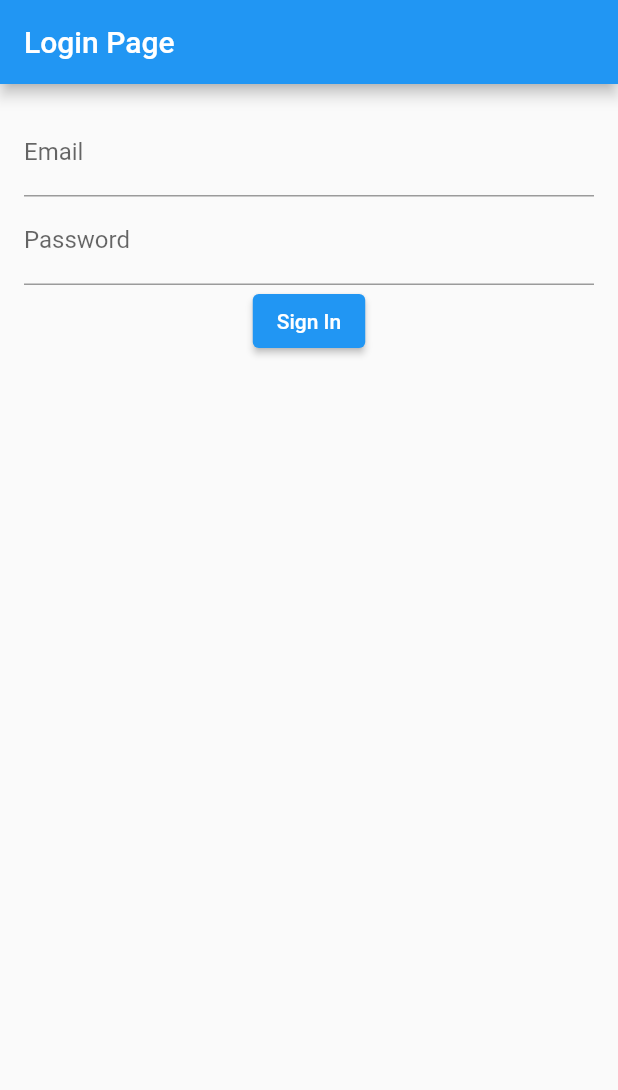
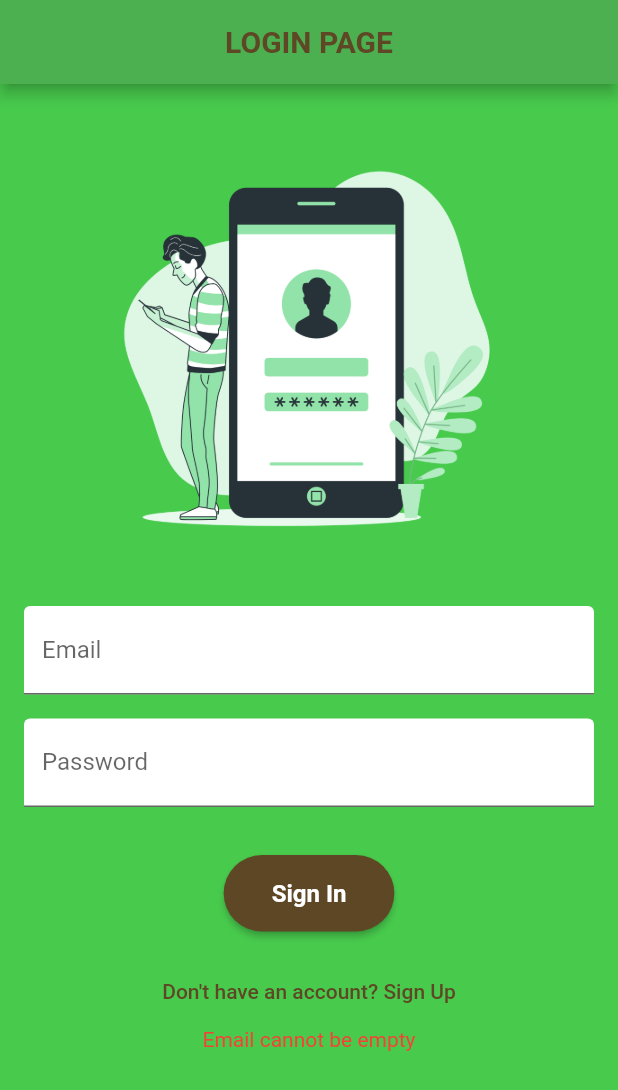
Before and after one commit to Geoffrey-Zulu/Expense-Tracker-App, a Flutter app: the screen it shows after launch, after a tap on "Sign In", on a phone screen of 412 x 824 dp. Shown: the top 1090 px of the screen. Run offline on Flutter 3.47's test engine with Material 2 defaults, Android fonts, the phone set to English and light mode, and no system bars; our stand-ins replace firebase_auth, firebase_core; accounts and stored records are empty; network calls fail.

Commit message:
Login complete
No errors safe to pull

```diff
--- /dev/null
+++ b/lib/components.dart
@@ -0,0 +1,39 @@
+import 'package:flutter/material.dart';
+
+// Define common colors
+const Color primaryColor = Color(0xFF5E4725); // Lighter brown color, you can adjust this
+const Color secondaryColor = Color(0xFF48CB4D); // Another color you can use
+
+// Define common text styles
+final TextStyle headingTextStyle = TextStyle(
+  fontSize: 24,
+  fontWeight: FontWeight.bold,
+  color: primaryColor,
+);
+
+final TextStyle buttonTextStyle = TextStyle(
+  fontSize: 16,
+  fontWeight: FontWeight.bold,
+  color: Colors.white,
+);
+
+// Define a common button style
+final ButtonStyle commonButtonStyle = ElevatedButton.styleFrom(
+  primary: primaryColor,
+  onPrimary: Colors.white,
+  padding: EdgeInsets.symmetric(vertical: 16, horizontal: 32),
+  shape: RoundedRectangleBorder(
+    borderRadius: BorderRadius.circular(30.0),
+  ),
+);
+
+// Define a common background widget with the specified color
+Widget commonBackground({
+  required Color color,
+  required Widget child,
+}) {
+  return Container(
+    color: color,
+    child: child,
+  );
+}
--- a/lib/login.dart
+++ b/lib/login.dart
@@ -1,34 +1,108 @@
+import 'package:expensetrackerapp/home.dart';
+import 'package:firebase_auth/firebase_auth.dart';
 import 'package:flutter/material.dart';
-import 'package:firebase_auth/firebase_auth.dart';
-import 'home.dart';
+import 'signup.dart';
+import 'components.dart'; // Import the components.dart file
+
+// Create a new widget class for error messages
+class ErrorMessages extends StatelessWidget {
+  final String emailError;
+  final String passwordError;
+
+  ErrorMessages({required this.emailError, required this.passwordError});
+
+  @override
+  Widget build(BuildContext context) {
+    return Column(
+      children: [
+        if (emailError.isNotEmpty)
+          Text(
+            emailError,
+            style: TextStyle(
+              color: Colors.red,
+            ),
+          ),
+        if (passwordError.isNotEmpty)
+          Text(
+            passwordError,
+            style: TextStyle(
+              color: Colors.red,
+            ),
+          ),
+      ],
+    );
+  }
+}
+
 class LoginPage extends StatefulWidget {
   @override
   _LoginPageState createState() => _LoginPageState();
 }
 
 class _LoginPageState extends State<LoginPage> {
-  final FirebaseAuth _auth = FirebaseAuth.instance;
   final TextEditingController _emailController = TextEditingController();
   final TextEditingController _passwordController = TextEditingController();
+  String _emailError = '';
+  String _passwordError = '';
 
   Future<void> _signInWithEmailAndPassword() async {
+    // Reset any previous error messages
+    setState(() {
+      _emailError = '';
+      _passwordError = '';
+    });
+
+    // Check if email and password fields are empty
+    if (_emailController.text.isEmpty) {
+      setState(() {
+        _emailError = 'Email cannot be empty';
+      });
+      return;
+    }
+    if (_passwordController.text.isEmpty) {
+      setState(() {
+        _passwordError = 'Password cannot be empty';
+      });
+      return;
+    }
+    // Check if email address is valid
+    if (!RegExp(r'^.+@[a-zA-Z]+\.[a-zA-Z]+$').hasMatch(_emailController.text)) {
+      setState(() {
+        _emailError = 'Invalid email address';
+      });
+      return;
+    }
+
     try {
-      final UserCredential userCredential = await _auth.signInWithEmailAndPassword(
-        email: _emailController.text.trim(),
-        password: _passwordController.text.trim(),
+      // Sign the user in
+      await FirebaseAuth.instance.signInWithEmailAndPassword(
+        email: _emailController.text,
+        password: _passwordController.text,
       );
 
-      final User? user = userCredential.user; // Use User? to handle potential null value
-
-      // Check if the user is logged in successfully
-      if (user != null) {
-        // Navigate to the Home page
-        Navigator.of(context).pushReplacement(MaterialPageRoute(
-          builder: (context) => HomePage(), // Replace HomePage with your home page
-        ));
+      // If sign-in is successful, navigate to the next screen
+      Navigator.of(context).pushReplacement(
+        MaterialPageRoute(
+          builder: (context) =>
+              HomePage(), // Replace with the screen to navigate to
+        ),
+      );
+    } catch (e) {
+      // Handle authentication errors here
+      if (e is FirebaseAuthException) {
+        if (e.code == 'user-not-found' || e.code == 'wrong-password') {
+          setState(() {
+            _emailError = 'Invalid credentials';
+            _passwordError = 'Invalid credentials';
+          });
+        } else {
+          // Handle other types of authentication errors here
+          // For example, you can set a generic error message
+          setState(() {
+            _emailError = 'Authentication failed';
+          });
         }
-    } catch (e) {
-      // Handle login errors, e.g., show an error message.
+      }
     }
   }
 
@@ -36,24 +110,87 @@ class _LoginPageState extends State<LoginPage> {
   Widget build(BuildContext context) {
     return Scaffold(
       appBar: AppBar(
-        title: Text('Login Page'),
+        backgroundColor: Colors.green,
+        title: Text(
+          'LOGIN PAGE',
+          style: TextStyle(
+            fontWeight: FontWeight.bold,
+            color: primaryColor,
           ),
-      body: Padding(
+        ),
+        centerTitle: true,
+      ),
+      body: commonBackground(
+        color: secondaryColor,
+        child: ListView(
+          children: <Widget>[
+            Column(
+              children: <Widget>[
+                Padding(
+                  padding: const EdgeInsets.only(top: 32.0),
+                  child: Image.asset(
+                    'assets/images/login.png',
+                    height: 300,
+                    width: 300,
+                  ),
+                ),
+                Padding(
                   padding: EdgeInsets.all(16.0),
                   child: Column(
                     children: <Widget>[
                       TextField(
                         controller: _emailController,
-              decoration: InputDecoration(labelText: 'Email'),
+                        decoration: InputDecoration(
+                          labelText: 'Email',
+                          fillColor: Colors.white,
+                          filled: true,
                         ),
+                      ),
+                      SizedBox(height: 16),
                       TextField(
                         controller: _passwordController,
-              decoration: InputDecoration(labelText: 'Password'),
+                        decoration: InputDecoration(
+                          labelText: 'Password',
+                          fillColor: Colors.white,
+                          filled: true,
+                        ),
                         obscureText: true,
                       ),
+                      SizedBox(height: 32),
                       ElevatedButton(
                         onPressed: _signInWithEmailAndPassword,
-              child: Text('Sign In'),
+                        style: commonButtonStyle,
+                        child: Text('Sign In', style: buttonTextStyle),
+                      ),
+                      SizedBox(height: 16),
+                      Column(
+                        children: [
+                          TextButton(
+                            onPressed: () {
+                              Navigator.of(context).push(
+                                MaterialPageRoute(
+                                  builder: (context) => SignUpPage(),
+                                ),
+                              );
+                            },
+                            child: Text(
+                              'Don\'t have an account? Sign Up',
+                              style: TextStyle(
+                                color: primaryColor,
+                              ),
+                            ),
+                          ),
+                          ErrorMessages(
+                            emailError: _emailError,
+                            passwordError: _passwordError,
+                          ),
+                        ],
+                      ),
+                      SizedBox(height: 8), // Add some spacing
+                    ],
+                  ),
+                ),
+              ],
             ),
           ],
         ),
--- a/lib/main.dart
+++ b/lib/main.dart
@@ -2,6 +2,7 @@ import 'package:flutter/material.dart';
 import 'package:firebase_core/firebase_core.dart';
 import 'firebase_options.dart';
 import 'login.dart';
+import 'signup.dart';
 
 void main() async {
   WidgetsFlutterBinding.ensureInitialized();
--- a/pubspec.yaml
+++ b/pubspec.yaml
@@ -61,9 +61,9 @@ flutter:
   uses-material-design: true
 
   # To add assets to your application, add an assets section, like this:
-  # assets:
-  #   - images/a_dot_burr.jpeg
-  #   - images/a_dot_ham.jpeg
+
+  assets:
+    - assets/images/
 
   # An image asset can refer to one or more resolution-specific "variants", see
   # https://flutter.dev/assets-and-images/#resolution-aware
```
Also changed, not shown: lib/signup.dart (added, +75 -0 lines), assets/images/login.png (added), assets/images/signup.png (added). Lines whose indentation alone changed are shown as unchanged.
